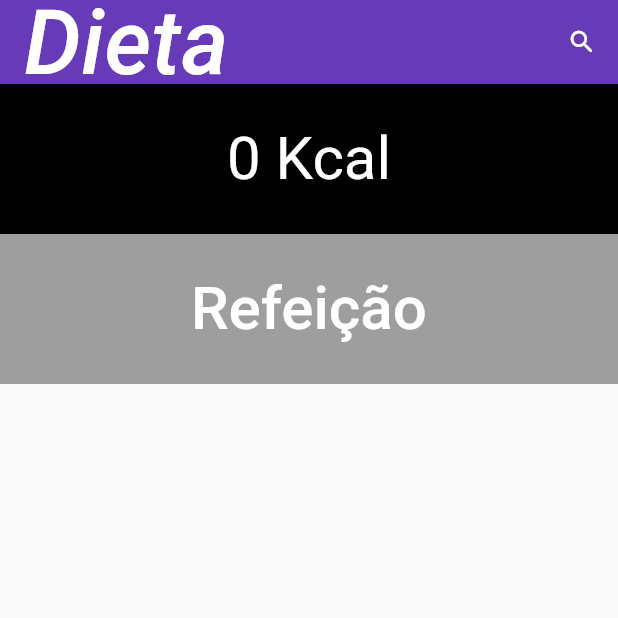
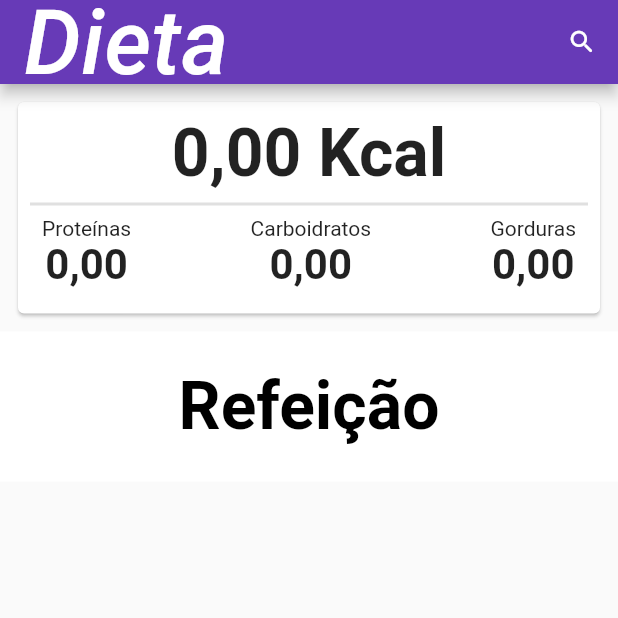
Before and after one commit to maxcielOliv/dieta, a Flutter app: the screen it shows after launch, on a phone screen of 412 x 824 dp, the top half of it. Run offline on Flutter 3.47's test engine with Material 2 defaults, Android fonts, the phone set to English and light mode, and no system bars; our stand-ins replace supabase_flutter; accounts and stored records are empty.

Commit message:
avaliação

```diff
--- a/lib/models/alimento.dart
+++ b/lib/models/alimento.dart
@@ -7,9 +7,9 @@ class Alimento implements InfoNutricional {
   @override
   final double qtd; // Quantidade em gramas do alimeto
   @override
-  final double proteina; // Quantidade em gramas de proteína
+  final double proteinas; // Quantidade em gramas de proteína
   @override
-  final double carboidrato; // Quantidade em gramas de carboidrato
+  final double carboidratos; // Quantidade em gramas de carboidrato
   @override
   final double gorduras; // Quantidade em gramas de gordura
   @override
@@ -23,20 +23,20 @@ class Alimento implements InfoNutricional {
   final DateTime criacao; // Data e hora da criação do registro
   final DateTime? atualizacao; // Data e hora da última atualização do registro
 
-  double get proteinaR => _arredondar(proteina);
-  double get carboidratoR => _arredondar(carboidrato);
+  double get proteinaR => _arredondar(proteinas);
+  double get carboidratoR => _arredondar(carboidratos);
   double get gorduraR => _arredondar(gorduras);
 
   @override
   double get calorias {
-    final p = proteina == 0 ? 1.0 : proteina;
-    final c = carboidrato == 0 ? 1.0 : carboidrato;
+    final p = proteinas == 0 ? 1.0 : proteinas;
+    final c = carboidratos == 0 ? 1.0 : carboidratos;
     final g = gorduras == 0 ? 1.0 : gorduras;
     return double.parse(((p + c * 4) + (g * 9)).toStringAsFixed(2));
   }
 
   String get info {
-    return 'Pro: ${proteina}g | Car: ${carboidrato}g | Gor: ${gorduras}g';
+    return 'Pro: ${proteinas}g | Car: ${carboidratos}g | Gor: ${gorduras}g';
   }
 
   Alimento({
@@ -44,8 +44,8 @@ class Alimento implements InfoNutricional {
     required this.nome,
     this.qtd = 100,
     required this.categoria,
-    this.proteina = 0,
-    this.carboidrato = 0,
+    this.proteinas = 0,
+    this.carboidratos = 0,
     this.gorduras = 0,
     this.gSaturadas,
     this.gTrans,
@@ -62,8 +62,8 @@ class Alimento implements InfoNutricional {
       'nome': nome,
       'qtd': qtd,
       'categoria': categoria,
-      'proteina': proteina,
-      'carboidrato': carboidrato,
+      'proteina': proteinas,
+      'carboidrato': carboidratos,
       'gordura': gorduras,
       'g_saturada': gSaturadas,
       'g_trans': gTrans,
@@ -81,8 +81,8 @@ class Alimento implements InfoNutricional {
       nome: json['nome'],
       qtd: json['qtd'].toDouble(),
       categoria: json['categoria'],
-      proteina: json['proteina'].toDouble(),
-      carboidrato: json['carboidrato'].toDouble(),
+      proteinas: json['proteina'].toDouble(),
+      carboidratos: json['carboidrato'].toDouble(),
       gorduras: json['gordura'].toDouble(),
       gSaturadas: json['g_saturada']?.toDouble(),
       gTrans: json['g_trans']?.toDouble(),
@@ -101,7 +101,7 @@ class Alimento implements InfoNutricional {
 
   @override
   String toString() {
-    return 'ID: ${id ?? '*'} - $nome\nQuantidade: ${qtd}g\nProteina: ${proteina}g\nCarboidrato: ${carboidrato}g\nGordura: ${gorduras}g\ng - Saturada: ${gSaturadas}g\n - Trans: ${gTrans}g\nFibra: ${fibras}g\nSódio: ${sodio}mg\n';
+    return 'ID: ${id ?? '*'} - $nome\nQuantidade: ${qtd}g\nProteina: ${proteinas}g\nCarboidrato: ${carboidratos}g\nGordura: ${gorduras}g\ng - Saturada: ${gSaturadas}g\n - Trans: ${gTrans}g\nFibra: ${fibras}g\nSódio: ${sodio}mg\n';
   }
 
   Alimento copyWith({required double qtd}) {
@@ -110,8 +110,8 @@ class Alimento implements InfoNutricional {
       nome: nome,
       qtd: qtd,
       categoria: categoria,
-      proteina: (proteina * qtd) / this.qtd,
-      carboidrato: (carboidrato * qtd) / this.qtd,
+      proteinas: (proteinas * qtd) / this.qtd,
+      carboidratos: (carboidratos * qtd) / this.qtd,
       gorduras: (gorduras * qtd) / this.qtd,
       gSaturadas: gSaturadas == null ? null : (gSaturadas! * qtd) / this.qtd,
       gTrans: gTrans == null ? null : (gTrans! * qtd) / this.qtd,
--- a/lib/models/info_nutricional.dart
+++ b/lib/models/info_nutricional.dart
@@ -1,8 +1,8 @@
 abstract class InfoNutricional {
   double get calorias;
   double get qtd; // Quantidade em gramas do alimeto
-  double get proteina; // Quantidade em gramas de proteína
-  double get carboidrato; // Quantidade em gramas de carboidrato
+  double get proteinas; // Quantidade em gramas de proteína
+  double get carboidratos; // Quantidade em gramas de carboidrato
   double get gorduras; // Quantidade em gramas de gordura
   double? get gSaturadas; // Quantidade em gramas de gordura sturada
   double? get gTrans; // Quantidade em gramas de gordura trans
--- a/lib/models/reativa.dart
+++ b/lib/models/reativa.dart
@@ -32,8 +32,8 @@ abstract class Reativa<T extends InfoNutricional> extends ValueNotifier<List<T>>
       });
 
   @override
-  double get carboidrato => value.fold<double>(0.0, (soma, alimento) {
-        return soma += alimento.carboidrato;
+  double get carboidratos => value.fold<double>(0.0, (soma, alimento) {
+        return soma += alimento.carboidratos;
       });
 
   @override
@@ -57,8 +57,8 @@ abstract class Reativa<T extends InfoNutricional> extends ValueNotifier<List<T>>
       });
 
   @override
-  double get proteina => value.fold<double>(0.0, (soma, alimento) {
-        return soma += alimento.proteina;
+  double get proteinas => value.fold<double>(0.0, (soma, alimento) {
+        return soma += alimento.proteinas;
       });
 
   @override
--- a/lib/screens/dietapage.dart
+++ b/lib/screens/dietapage.dart
@@ -37,7 +37,7 @@ class DietaPage extends StatelessWidget {
               return ListTile(
                 title: const Text('Refeição'),
                 subtitle: Text(
-                  '${formatarNumero(refeicao.qtd)} g | P: ${formatarNumero(refeicao.proteina)} | C: ${refeicao.carboidrato} | G: ${refeicao.gorduras} | ${refeicao.calorias} Kcal',
+                  '${formatarNumero(refeicao.qtd)} g | P: ${formatarNumero(refeicao.proteinas)} | C: ${refeicao.carboidratos} | G: ${refeicao.gorduras} | ${refeicao.calorias} Kcal',
                 ),
                 onTap: () {
                   Navigator.of(context).push<Refeicao>(
--- a/lib/screens/home.dart
+++ b/lib/screens/home.dart
@@ -3,6 +3,7 @@ import 'package:dieta/models/refeicao.dart';
 import 'package:dieta/screens/refeicaopage.dart';
 import 'package:dieta/screens/search.dart';
 import 'package:dieta/utils/format.dart';
+import 'package:dieta/widget/car_info_nutricional.dart';
 import 'package:flutter/material.dart';
 
 class Home extends StatelessWidget {
@@ -42,25 +43,11 @@ class Home extends StatelessWidget {
           builder: (context, lista, child) {
             return Column(
               children: [
+                CardInfoNutricional(infoNutricional: refeicao),
                 Container(
                   height: 100,
                   width: double.maxFinite,
-                  color: Colors.black,
-                  child: Center(
-                    child: Text(
-                      '${formatarNumero(refeicao.calorias)} Kcal',
-                      style: const TextStyle(
-                        fontSize: 40,
-                        color: Colors.white,
-                      ),
-                      textAlign: TextAlign.start,
-                    ),
-                  ),
-                ),
-                Container(
-                  height: 100,
-                  width: double.maxFinite,
-                  color: Colors.grey,
+                  color: Colors.white,
                   child: Center(
                     child: TextButton(
                       onPressed: () {
@@ -73,8 +60,9 @@ class Home extends StatelessWidget {
                       child: const Text(
                         'Refeição',
                         style: TextStyle(
-                          fontSize: 40,
-                          color: Colors.white,
+                          fontSize: 44,
+                          color: Colors.black,
+                          fontWeight: FontWeight.w600,
                         ),
                         textAlign: TextAlign.start,
                       ),
--- a/lib/screens/refeicaopage.dart
+++ b/lib/screens/refeicaopage.dart
@@ -49,7 +49,7 @@ class RefeicaoPage extends StatelessWidget {
                       style: const TextStyle(fontSize: 28),
                     ),
                     subtitle: Text(
-                      '${alimento.qtd} g | ${alimento.calorias} Kcal | ${alimento.proteina} p | ${alimento.gorduras} g',
+                      '${alimento.qtd} g | ${alimento.calorias} Kcal | ${alimento.proteinas} p | ${alimento.gorduras} g',
                       style: const TextStyle(fontSize: 18),
                     ),
                     onTap: () async {
--- /dev/null
+++ b/lib/widget/car_info_nutricional.dart
@@ -0,0 +1,105 @@
+import 'package:dieta/models/info_nutricional.dart';
+import 'package:flutter/material.dart';
+
+import 'texto_animado.dart';
+
+class CardInfoNutricional extends StatelessWidget {
+  const CardInfoNutricional({
+    Key? key,
+    required this.infoNutricional,
+  }) : super(key: key);
+
+  final InfoNutricional infoNutricional;
+
+  @override
+  Widget build(BuildContext context) {
+    return Card(
+      margin: const EdgeInsets.all(12),
+      child: Container(
+        padding: const EdgeInsets.all(8),
+        width: double.maxFinite,
+        child: Column(
+          children: [
+            TextoAnimado(
+              end: infoNutricional.calorias,
+              pontuacao: ',',
+              sufix: ' Kcal',
+              style: const TextStyle(
+                fontSize: 44,
+                fontWeight: FontWeight.w600,
+              ),
+            ),
+            const Divider(
+              thickness: 2,
+            ),
+            Row(
+              mainAxisAlignment: MainAxisAlignment.spaceBetween,
+              children: [
+                Container(
+                  padding: const EdgeInsets.only(
+                    left: 8,
+                    right: 8,
+                    bottom: 8,
+                  ),
+                  child: Column(
+                    children: [
+                      const Text('Proteínas'),
+                      TextoAnimado(
+                        pontuacao: ',',
+                        end: infoNutricional.proteinas,
+                        style: const TextStyle(
+                          fontWeight: FontWeight.w600,
+                          fontSize: 28,
+                        ),
+                      ),
+                    ],
+                  ),
+                ),
+                Container(
+                  padding: const EdgeInsets.only(
+                    left: 8,
+                    right: 8,
+                    bottom: 8,
+                  ),
+                  child: Column(
+                    children: [
+                      const Text('Carboidratos'),
+                      TextoAnimado(
+                        pontuacao: ',',
+                        end: infoNutricional.carboidratos,
+                        style: const TextStyle(
+                          fontWeight: FontWeight.w600,
+                          fontSize: 28,
+                        ),
+                      ),
+                    ],
+                  ),
+                ),
+                Container(
+                  padding: const EdgeInsets.only(
+                    left: 8,
+                    right: 8,
+                    bottom: 8,
+                  ),
+                  child: Column(
+                    children: [
+                      const Text('Gorduras'),
+                      TextoAnimado(
+                        pontuacao: ',',
+                        end: infoNutricional.gorduras,
+                        style: const TextStyle(
+                          fontWeight: FontWeight.w600,
+                          fontSize: 28,
+                        ),
+                      ),
+                    ],
+                  ),
+                ),
+              ],
+            ),
+          ],
+        ),
+      ),
+    );
+  }
+}
--- /dev/null
+++ b/lib/widget/texto_animado.dart
@@ -0,0 +1,49 @@
+import 'package:flutter/widgets.dart';
+
+class TextoAnimado extends StatefulWidget {
+  final double begin, end;
+  final Duration duration;
+  final int casasDecimais;
+  final String pontuacao, prefix, sufix;
+  final TextStyle? style;
+  const TextoAnimado({
+    required this.end,
+    this.begin = 0,
+    this.duration = const Duration(milliseconds: 500),
+    this.casasDecimais = 2,
+    this.pontuacao = '.',
+    this.style,
+    this.prefix = '',
+    this.sufix = '',
+    Key? key,
+  }) : super(key: key);
+
+  @override
+  State<TextoAnimado> createState() => _TextoAnimadoState();
+}
+
+class _TextoAnimadoState extends State<TextoAnimado> {
+  late double begin = widget.begin;
+  late double end = widget.end;
+
+  @override
+  void didUpdateWidget(TextoAnimado oldWidget) {
+    begin = oldWidget.end;
+    end = widget.end;
+    super.didUpdateWidget(oldWidget);
+  }
+
+  @override
+  Widget build(BuildContext context) {
+    return TweenAnimationBuilder<double>(
+      tween: Tween(begin: begin, end: end),
+      duration: widget.duration,
+      builder: (context, valor, child) {
+        return Text(
+          '${widget.prefix}${valor.toStringAsFixed(widget.casasDecimais).replaceFirst('.', widget.pontuacao)}${widget.sufix}',
+          style: widget.style,
+        );
+      },
+    );
+  }
+}
```
